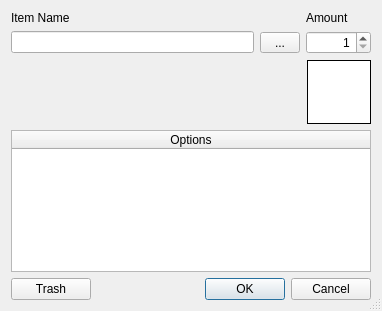
Qt form starcheat/templates/ItemEdit.ui (wizzomafizzo/starcheat) before a commit.
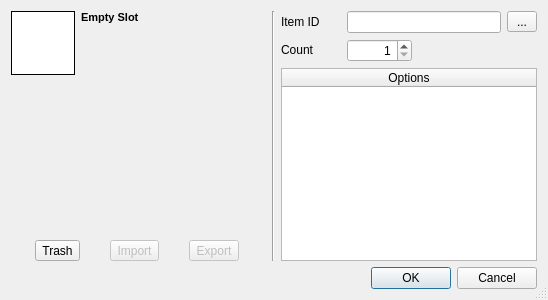
The same form after that commit.

Diff of the .ui file:
```diff
--- a/starcheat/templates/ItemEdit.ui
+++ b/starcheat/templates/ItemEdit.ui
@@ -9,8 +9,8 @@
    <rect>
     <x>0</x>
     <y>0</y>
-    <width>380</width>
-    <height>311</height>
+    <width>548</width>
+    <height>300</height>
    </rect>
   </property>
   <property name="sizePolicy">
@@ -25,6 +25,132 @@
   <property name="sizeGripEnabled">
    <bool>true</bool>
   </property>
+  <layout class="QVBoxLayout" name="verticalLayout_2">
+   <item>
+    <layout class="QHBoxLayout" name="horizontalLayout_3">
+     <item>
+      <layout class="QGridLayout" name="gridLayout_2">
+       <item row="0" column="0">
+        <widget class="QLabel" name="icon">
+         <property name="sizePolicy">
+          <sizepolicy hsizetype="Expanding" vsizetype="Preferred">
+           <horstretch>0</horstretch>
+           <verstretch>0</verstretch>
+          </sizepolicy>
+         </property>
+         <property name="minimumSize">
+          <size>
+           <width>64</width>
+           <height>64</height>
+          </size>
+         </property>
+         <property name="maximumSize">
+          <size>
+           <width>64</width>
+           <height>64</height>
+          </size>
+         </property>
+         <property name="styleSheet">
+          <string notr="true">background-color: white</string>
+         </property>
+         <property name="frameShape">
+          <enum>QFrame::Box</enum>
+         </property>
+         <property name="text">
+          <string/>
+         </property>
+         <property name="alignment">
+          <set>Qt::AlignCenter</set>
+         </property>
+        </widget>
+       </item>
+       <item row="0" column="1" rowspan="2">
+        <widget class="QLabel" name="desc">
+         <property name="sizePolicy">
+          <sizepolicy hsizetype="Expanding" vsizetype="Preferred">
+           <horstretch>0</horstretch>
+           <verstretch>0</verstretch>
+          </sizepolicy>
+         </property>
+         <property name="minimumSize">
+          <size>
+           <width>150</width>
+           <height>0</height>
+          </size>
+         </property>
+         <property name="font">
+          <font>
+           <pointsize>8</pointsize>
+          </font>
+         </property>
+         <property name="text">
+          <string>&lt;html&gt;&lt;body&gt;&lt;strong&gt;Empty Slot&lt;/strong&gt;&lt;/body&gt;&lt;/html&gt;</string>
+         </property>
+         <property name="textFormat">
+          <enum>Qt::RichText</enum>
+         </property>
+         <property name="alignment">
+          <set>Qt::AlignLeading|Qt::AlignLeft|Qt::AlignTop</set>
+         </property>
+         <property name="wordWrap">
+          <bool>true</bool>
+         </property>
+        </widget>
+       </item>
+       <item row="1" column="0">
+        <spacer name="verticalSpacer">
+         <property name="orientation">
+          <enum>Qt::Vertical</enum>
+         </property>
+         <property name="sizeHint" stdset="0">
+          <size>
+           <width>20</width>
+           <height>40</height>
+          </size>
+         </property>
+        </spacer>
+       </item>
+       <item row="2" column="0" colspan="2">
+        <layout class="QHBoxLayout" name="horizontalLayout">
+         <item>
+          <widget class="QToolButton" name="trash_button">
+           <property name="text">
+            <string>Trash</string>
+           </property>
+          </widget>
+         </item>
+         <item>
+          <widget class="QToolButton" name="import_button">
+           <property name="enabled">
+            <bool>false</bool>
+           </property>
+           <property name="text">
+            <string>Import</string>
+           </property>
+          </widget>
+         </item>
+         <item>
+          <widget class="QToolButton" name="export_button">
+           <property name="enabled">
+            <bool>false</bool>
+           </property>
+           <property name="text">
+            <string>Export</string>
+           </property>
+          </widget>
+         </item>
+        </layout>
+       </item>
+      </layout>
+     </item>
+     <item>
+      <widget class="Line" name="line">
+       <property name="orientation">
+        <enum>Qt::Vertical</enum>
+       </property>
+      </widget>
+     </item>
+     <item>
   <layout class="QVBoxLayout" name="verticalLayout">
    <item>
     <layout class="QGridLayout" name="gridLayout">
@@ -36,31 +162,30 @@
          <verstretch>0</verstretch>
         </sizepolicy>
        </property>
+           <property name="maximumSize">
+            <size>
+             <width>60</width>
+             <height>16777215</height>
+            </size>
+           </property>
        <property name="text">
-        <string>Item Name</string>
+            <string>Item ID</string>
        </property>
       </widget>
      </item>
-     <item row="0" column="2">
-      <widget class="QLabel" name="count_label">
+         <item row="0" column="1">
+          <layout class="QHBoxLayout" name="horizontalLayout_2">
+           <item>
+            <widget class="QLineEdit" name="item_type">
        <property name="sizePolicy">
         <sizepolicy hsizetype="Expanding" vsizetype="Fixed">
          <horstretch>0</horstretch>
          <verstretch>0</verstretch>
         </sizepolicy>
        </property>
-       <property name="maximumSize">
-        <size>
-         <width>65</width>
-         <height>16777215</height>
-        </size>
-       </property>
-       <property name="text">
-        <string>Amount</string>
-       </property>
-      </widget>
-     </item>
-     <item row="1" column="1">
+            </widget>
+           </item>
+           <item>
       <widget class="QToolButton" name="load_button">
        <property name="sizePolicy">
         <sizepolicy hsizetype="Expanding" vsizetype="Fixed">
@@ -70,7 +195,7 @@
        </property>
        <property name="maximumSize">
         <size>
-         <width>40</width>
+               <width>30</width>
          <height>16777215</height>
         </size>
        </property>
@@ -82,7 +207,28 @@
        </property>
       </widget>
      </item>
-     <item row="1" column="2">
+          </layout>
+         </item>
+         <item row="1" column="0">
+          <widget class="QLabel" name="count_label">
+           <property name="sizePolicy">
+            <sizepolicy hsizetype="Expanding" vsizetype="Fixed">
+             <horstretch>0</horstretch>
+             <verstretch>0</verstretch>
+            </sizepolicy>
+           </property>
+           <property name="maximumSize">
+            <size>
+             <width>60</width>
+             <height>16777215</height>
+            </size>
+           </property>
+           <property name="text">
+            <string>Count</string>
+           </property>
+          </widget>
+         </item>
+         <item row="1" column="1">
       <widget class="QSpinBox" name="count">
        <property name="sizePolicy">
         <sizepolicy hsizetype="Expanding" vsizetype="Fixed">
@@ -110,117 +256,24 @@
        </property>
       </widget>
      </item>
-     <item row="1" column="0">
-      <widget class="QLineEdit" name="item_type">
-       <property name="sizePolicy">
-        <sizepolicy hsizetype="Expanding" vsizetype="Fixed">
-         <horstretch>0</horstretch>
-         <verstretch>0</verstretch>
-        </sizepolicy>
-       </property>
-      </widget>
-     </item>
-    </layout>
-   </item>
-   <item>
-    <layout class="QGridLayout" name="gridLayout_2">
-     <item row="0" column="0">
-      <widget class="QLabel" name="short_desc">
-       <property name="sizePolicy">
-        <sizepolicy hsizetype="Expanding" vsizetype="Preferred">
-         <horstretch>0</horstretch>
-         <verstretch>0</verstretch>
-        </sizepolicy>
-       </property>
-       <property name="maximumSize">
-        <size>
-         <width>16777215</width>
-         <height>15</height>
-        </size>
-       </property>
-       <property name="font">
-        <font>
-         <underline>true</underline>
-        </font>
-       </property>
-       <property name="text">
-        <string>&lt;empty slot&gt;</string>
-       </property>
-      </widget>
-     </item>
-     <item row="0" column="1" rowspan="2">
-      <widget class="QLabel" name="icon">
-       <property name="sizePolicy">
-        <sizepolicy hsizetype="Expanding" vsizetype="Preferred">
-         <horstretch>0</horstretch>
-         <verstretch>0</verstretch>
-        </sizepolicy>
-       </property>
-       <property name="minimumSize">
-        <size>
-         <width>64</width>
-         <height>64</height>
-        </size>
-       </property>
-       <property name="maximumSize">
-        <size>
-         <width>64</width>
-         <height>64</height>
-        </size>
-       </property>
-       <property name="styleSheet">
-        <string notr="true">background-color: white</string>
-       </property>
-       <property name="frameShape">
-        <enum>QFrame::Box</enum>
-       </property>
-       <property name="text">
-        <string/>
-       </property>
-       <property name="alignment">
-        <set>Qt::AlignCenter</set>
-       </property>
-      </widget>
-     </item>
-     <item row="1" column="0">
-      <widget class="QLabel" name="desc">
-       <property name="sizePolicy">
-        <sizepolicy hsizetype="Expanding" vsizetype="Preferred">
-         <horstretch>0</horstretch>
-         <verstretch>0</verstretch>
-        </sizepolicy>
-       </property>
-       <property name="font">
-        <font>
-         <pointsize>8</pointsize>
-        </font>
-       </property>
-       <property name="text">
-        <string/>
-       </property>
-       <property name="alignment">
-        <set>Qt::AlignLeading|Qt::AlignLeft|Qt::AlignTop</set>
-       </property>
-       <property name="wordWrap">
-        <bool>true</bool>
-       </property>
-      </widget>
-     </item>
     </layout>
    </item>
    <item>
     <widget class="QTableWidget" name="variant">
-     <property name="minimumSize">
-      <size>
-       <width>360</width>
-       <height>0</height>
-      </size>
-     </property>
      <property name="editTriggers">
       <set>QAbstractItemView::NoEditTriggers</set>
      </property>
      <property name="alternatingRowColors">
-      <bool>true</bool>
+          <bool>false</bool>
+         </property>
+         <property name="selectionMode">
+          <enum>QAbstractItemView::SingleSelection</enum>
+         </property>
+         <property name="verticalScrollMode">
+          <enum>QAbstractItemView::ScrollPerPixel</enum>
+         </property>
+         <property name="horizontalScrollMode">
+          <enum>QAbstractItemView::ScrollPerPixel</enum>
      </property>
      <property name="sortingEnabled">
       <bool>true</bool>
@@ -250,25 +303,11 @@
      </column>
     </widget>
    </item>
+      </layout>
+     </item>
+    </layout>
+   </item>
    <item>
-    <layout class="QGridLayout" name="gridLayout_3">
-     <item row="0" column="0">
-      <widget class="QPushButton" name="trash_button">
-       <property name="enabled">
-        <bool>true</bool>
-       </property>
-       <property name="maximumSize">
-        <size>
-         <width>80</width>
-         <height>16777215</height>
-        </size>
-       </property>
-       <property name="text">
-        <string>Trash</string>
-       </property>
-      </widget>
-     </item>
-     <item row="0" column="1">
       <widget class="QDialogButtonBox" name="buttonBox">
        <property name="orientation">
         <enum>Qt::Horizontal</enum>
@@ -279,8 +318,9 @@
       </widget>
      </item>
     </layout>
-   </item>
-  </layout>
+  <zorder>buttonBox</zorder>
+  <zorder></zorder>
+  <zorder></zorder>
  </widget>
  <resources/>
  <connections>
```
Lines whose indentation alone changed are shown as unchanged.
